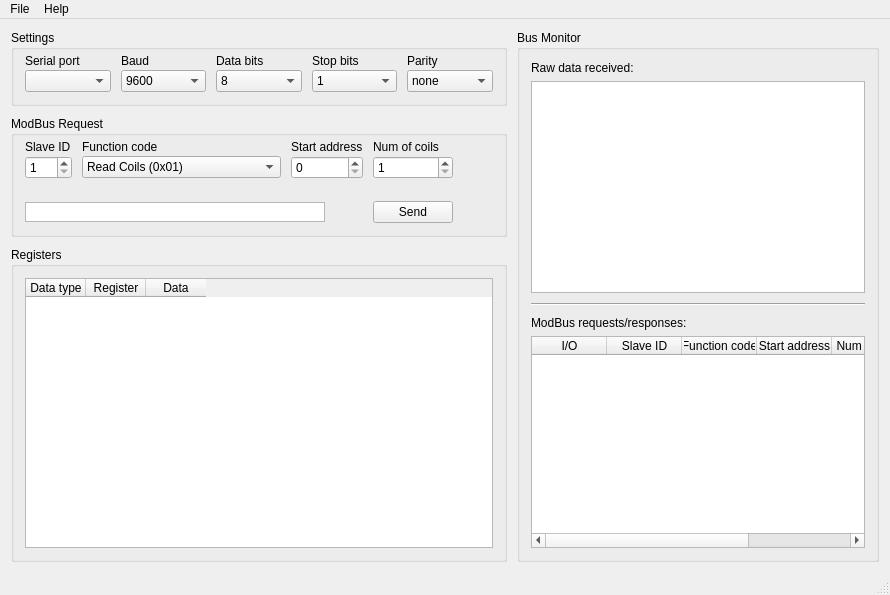
The window that forms/mainwindow.ui (ed-chemnitz/qmodbus) describes before a commit, drawn with Qt 5.
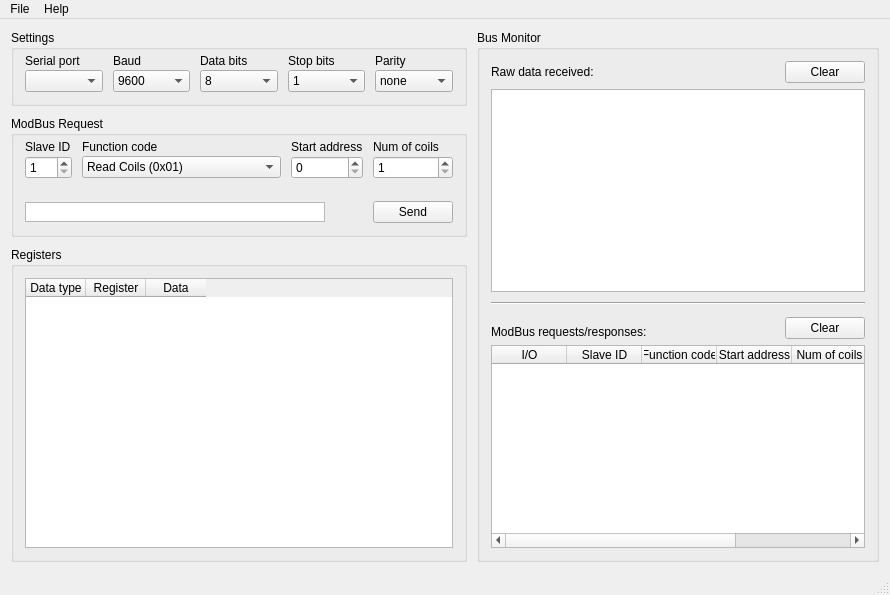
The same window after the commit. Icons and pictures are not drawn.

Commit message: BusMonitor: added clear buttons, fixed auto-scroll for BusMonitor table

```diff
--- a/forms/mainwindow.ui
+++ b/forms/mainwindow.ui
@@ -180,15 +180,35 @@
       <property name="title">
        <string>Bus Monitor</string>
       </property>
-      <layout class="QVBoxLayout" name="verticalLayout">
-       <item>
+      <layout class="QGridLayout" name="gridLayout_4">
+       <item row="0" column="0">
         <widget class="QLabel" name="label_10">
          <property name="text">
           <string>Raw data received:</string>
          </property>
         </widget>
        </item>
-       <item>
+       <item row="0" column="1" colspan="2">
+        <spacer name="horizontalSpacer_2">
+         <property name="orientation">
+          <enum>Qt::Horizontal</enum>
+         </property>
+         <property name="sizeHint" stdset="0">
+          <size>
+           <width>201</width>
+           <height>20</height>
+          </size>
+         </property>
+        </spacer>
+       </item>
+       <item row="0" column="3">
+        <widget class="QPushButton" name="clearBusRawData">
+         <property name="text">
+          <string>Clear</string>
+         </property>
+        </widget>
+       </item>
+       <item row="1" column="0" colspan="4">
         <widget class="QPlainTextEdit" name="rawData">
          <property name="font">
           <font>
@@ -204,7 +224,7 @@
          </property>
         </widget>
        </item>
-       <item>
+       <item row="2" column="0">
         <spacer name="verticalSpacer_2">
          <property name="orientation">
           <enum>Qt::Vertical</enum>
@@ -220,14 +240,14 @@
          </property>
         </spacer>
        </item>
-       <item>
+       <item row="3" column="0" colspan="4">
         <widget class="Line" name="line">
          <property name="orientation">
           <enum>Qt::Horizontal</enum>
          </property>
         </widget>
        </item>
-       <item>
+       <item row="4" column="0" rowspan="2">
         <spacer name="verticalSpacer_3">
          <property name="orientation">
           <enum>Qt::Vertical</enum>
@@ -243,14 +263,34 @@
          </property>
         </spacer>
        </item>
-       <item>
+       <item row="6" column="0" colspan="2">
         <widget class="QLabel" name="label_11">
          <property name="text">
           <string>ModBus requests/responses:</string>
          </property>
         </widget>
        </item>
-       <item>
+       <item row="5" column="2" rowspan="2">
+        <spacer name="horizontalSpacer_3">
+         <property name="orientation">
+          <enum>Qt::Horizontal</enum>
+         </property>
+         <property name="sizeHint" stdset="0">
+          <size>
+           <width>156</width>
+           <height>20</height>
+          </size>
+         </property>
+        </spacer>
+       </item>
+       <item row="5" column="3" rowspan="2">
+        <widget class="QPushButton" name="clearBusMonTable">
+         <property name="text">
+          <string>Clear</string>
+         </property>
+        </widget>
+       </item>
+       <item row="7" column="0" colspan="4">
         <widget class="QTableWidget" name="busMonTable">
          <property name="editTriggers">
           <set>QAbstractItemView::NoEditTriggers</set>
```
Left out of the diff: 16 changed lines with no effect on the pictures. The commit also changes 2 other files.
